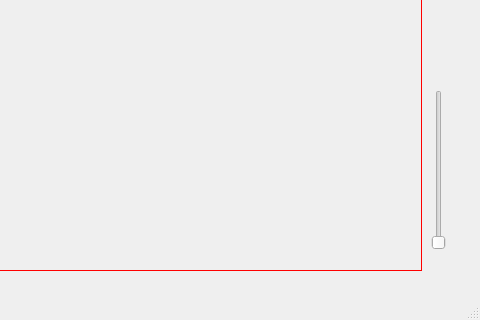
Before: the Qt Designer form mainwindow.ui in University-of-Utah-CS3505/a8-edu-app-alex-baret, drawn with Qt 5; both pictures show x 829 to 1309 and y 520 to 840 of the 1309 by 840 pixel window.
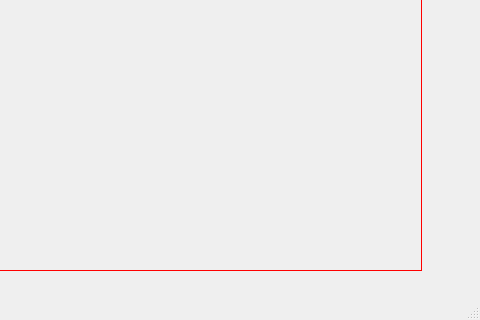
After: the same form once the commit is applied.

What changed in the file:
```diff
--- a/mainwindow.ui
+++ b/mainwindow.ui
@@ -14,22 +14,6 @@
    <string>MainWindow</string>
   </property>
   <widget class="QWidget" name="centralwidget">
-   <widget class="QSlider" name="verticalSlider">
-    <property name="geometry">
-     <rect>
-      <x>1260</x>
-      <y>610</y>
-      <width>16</width>
-      <height>160</height>
-     </rect>
-    </property>
-    <property name="maximum">
-     <number>400</number>
-    </property>
-    <property name="orientation">
-     <enum>Qt::Vertical</enum>
-    </property>
-   </widget>
    <widget class="QGraphicsView" name="graphicsView">
     <property name="geometry">
      <rect>
```
